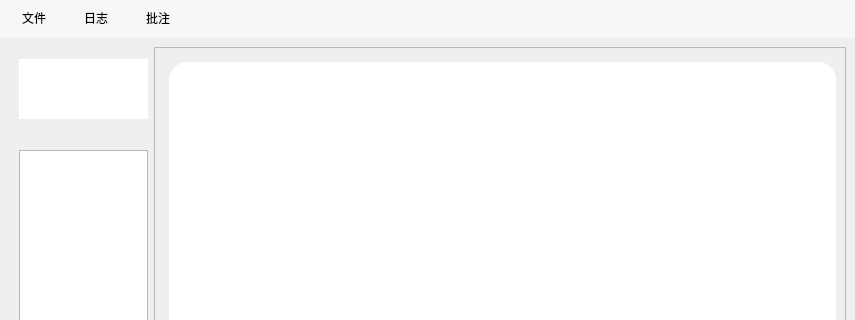
This is mainwindows.ui in yincongshuo/JiShe as Qt 5 draws it before an edit; both pictures show x 0 to 855 and y 0 to 320 of the 855 by 842 pixel window. The edited form follows.
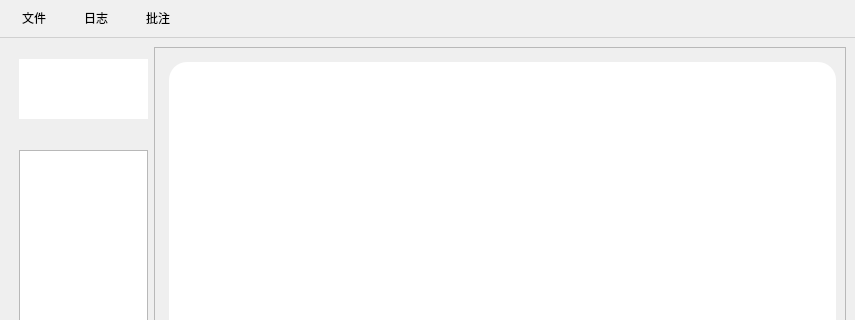
This is the edited form. Icons and pictures are not drawn.

Commit message: 功能已全部完善 ui待优化

```diff
--- a/mainwindows.ui
+++ b/mainwindows.ui
@@ -758,15 +758,16 @@
    <property name="styleSheet">
     <string notr="true">
      QMenuBar {
-       background-color: #F7F7F7;
+       background-color: #F0F0F0;
        font: 10pt &quot;PingFang SC&quot;;
+       border-bottom: 1px solid #D0D0D0;
      }
      QMenuBar::item {
        padding: 8px 12px;
        margin: 2px 4px;
      }
      QMenuBar::item:selected {
-       background-color: #E0E0E0;
+       background-color: #D8D8D8;
        border-radius: 4px;
      }
      QMenu {
```
Left out of the diff: 6 changed lines with no effect on the pictures.
